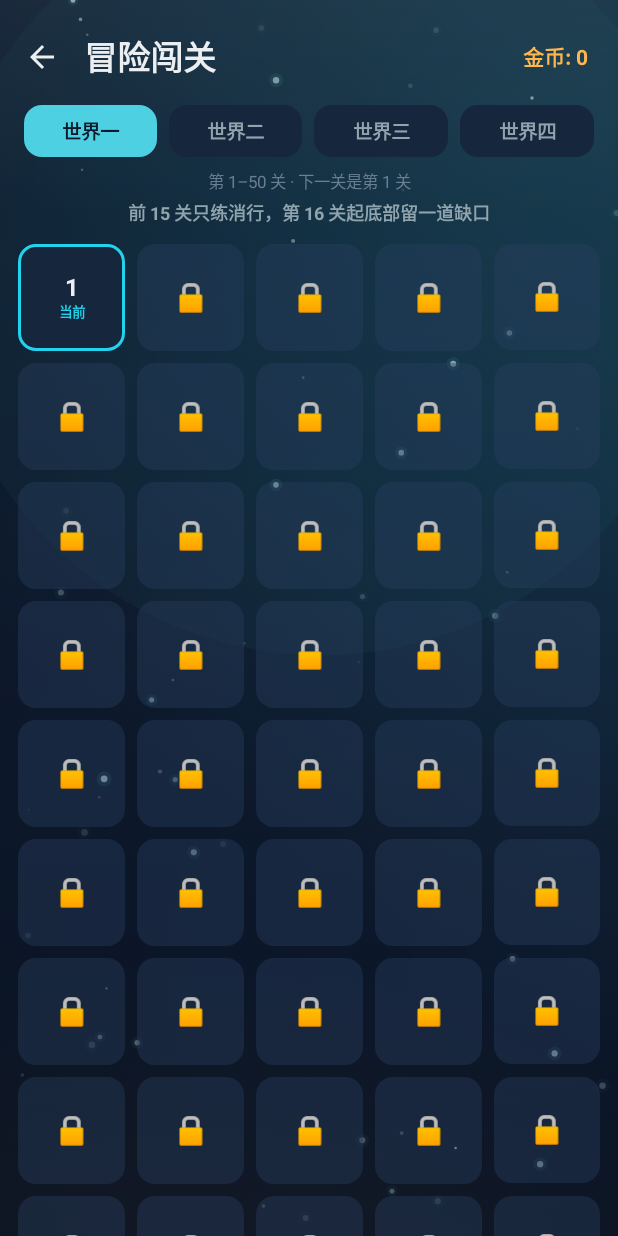
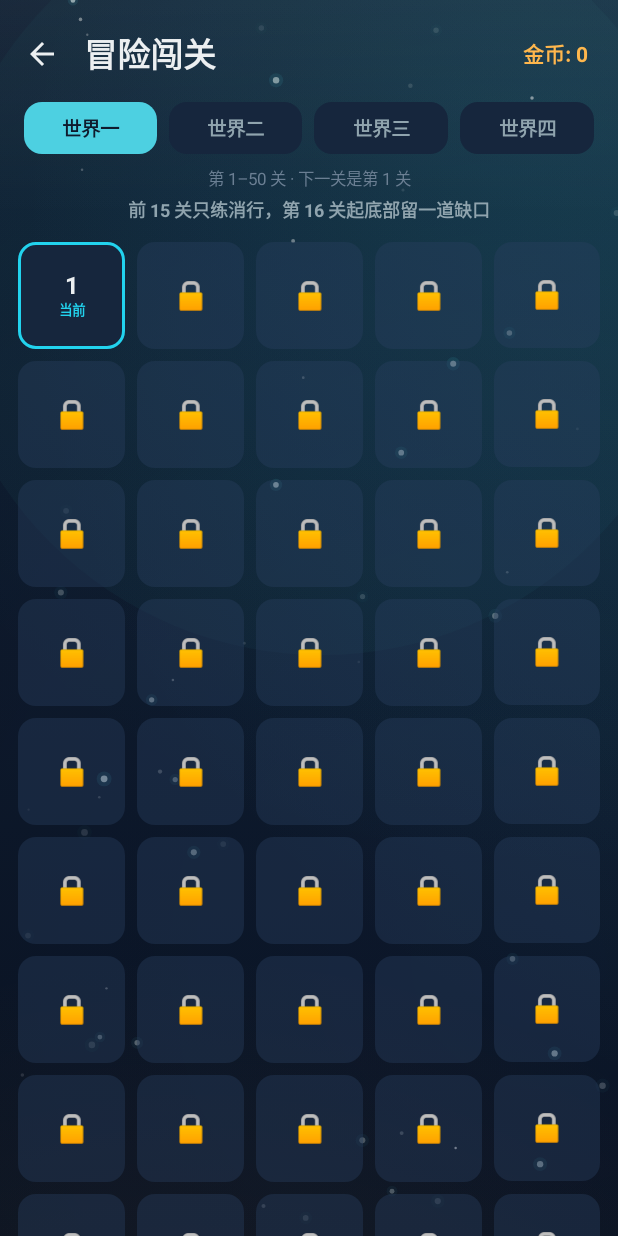
Before and after one commit to lizhongsheng168/TetrisGame, an Android app built with Jetpack Compose: the screen it shows after launch (MainActivity), after a tap on "冒险闯关", on a phone screen of 412 x 824 dp. Run offline under Robolectric (Android 15) with nearby library versions, the phone set to English and light mode, and no system bars; 2 other taps on this screen came first.

```diff
--- a/app/src/main/java/com/tetris/game/ui/components/TutorialOverlay.kt
+++ b/app/src/main/java/com/tetris/game/ui/components/TutorialOverlay.kt
@@ -85,6 +85,7 @@ fun TutorialOverlay(
     Box(
         modifier = Modifier
             .fillMaxSize()
+            .windowInsetsPadding(WindowInsets.safeDrawing)
             .background(Color.Black.copy(alpha = 0.62f))
             .clickable(indication = null, interactionSource = remember { MutableInteractionSource() }) {},
         contentAlignment = Alignment.Center
--- a/app/src/main/java/com/tetris/game/ui/screens/AdventureLevelScreen.kt
+++ b/app/src/main/java/com/tetris/game/ui/screens/AdventureLevelScreen.kt
@@ -66,11 +66,12 @@ fun AdventureLevelScreen(
         Column(
             modifier = Modifier
                 .fillMaxSize()
-                .windowInsetsPadding(WindowInsets.systemBars)
-                .padding(top = 6.dp)
+                .windowInsetsPadding(WindowInsets.safeDrawing)
+                .padding(top = 4.dp)
         ) {
             TopAppBar(
-                title = { Text("冒险闯关", color = theme.textPrimary, fontWeight = FontWeight.Bold) },
+                windowInsets = WindowInsets(0, 0, 0, 0),
+                title = { Text("冒险闯关", color = theme.textPrimary, fontWeight = FontWeight.Bold, maxLines = 1) },
                 navigationIcon = {
                     IconButton(onClick = onBack) {
                         Icon(Icons.AutoMirrored.Filled.ArrowBack, contentDescription = "返回", tint = theme.textPrimary)
@@ -112,7 +113,8 @@ fun AdventureLevelScreen(
                             fontWeight = FontWeight.Bold,
                             fontSize = 13.sp,
                             textAlign = TextAlign.Center,
-                            modifier = Modifier.padding(vertical = 8.dp).fillMaxWidth()
+                            modifier = Modifier.padding(vertical = 8.dp).fillMaxWidth(),
+                            maxLines = 1
                         )
                     }
                 }
@@ -137,7 +139,8 @@ fun AdventureLevelScreen(
                 fontSize = 12.sp,
                 fontWeight = FontWeight.Bold,
                 modifier = Modifier.fillMaxWidth().padding(horizontal = 16.dp),
-                textAlign = TextAlign.Center
+                textAlign = TextAlign.Center,
+                lineHeight = 16.sp
             )
             if (lockHint != null) {
                 Text(
--- a/app/src/main/java/com/tetris/game/ui/screens/HomeScreen.kt
+++ b/app/src/main/java/com/tetris/game/ui/screens/HomeScreen.kt
@@ -17,6 +17,7 @@ import androidx.compose.ui.Alignment
 import androidx.compose.ui.Modifier
 import androidx.compose.ui.graphics.Color
 import androidx.compose.ui.text.font.FontWeight
+import androidx.compose.ui.text.style.TextOverflow
 import androidx.compose.ui.unit.dp
 import androidx.compose.ui.unit.sp
 import com.tetris.game.data.SaveManager
@@ -49,7 +50,10 @@ fun HomeScreen(
         ParallaxBackground(theme = theme, driftEnabled = true)
         // 顶部：主题 + 设置（避开状态栏：insets + 额外下移，不与顶部图标重合；与对局喇叭同高对齐）
         Row(
-            modifier = Modifier.fillMaxWidth().windowInsetsPadding(WindowInsets.statusBars).padding(horizontal = 16.dp).padding(top = 12.dp).padding(vertical = 6.dp),
+            modifier = Modifier
+                .fillMaxWidth()
+                .windowInsetsPadding(WindowInsets.safeDrawing.only(WindowInsetsSides.Top + WindowInsetsSides.Horizontal))
+                .padding(horizontal = 16.dp, vertical = 8.dp),
             horizontalArrangement = Arrangement.End,
             verticalAlignment = Alignment.CenterVertically
         ) {
@@ -81,10 +85,10 @@ fun HomeScreen(
         Column(
             modifier = Modifier
                 .fillMaxSize()
-                .windowInsetsPadding(WindowInsets.systemBars)
+                .windowInsetsPadding(WindowInsets.safeDrawing)
                 .verticalScroll(rememberScrollState())
-                .padding(horizontal = 24.dp)
-                .padding(top = 64.dp, bottom = 16.dp),
+                .padding(horizontal = 20.dp)
+                .padding(top = 56.dp, bottom = 16.dp),
             horizontalAlignment = Alignment.CenterHorizontally,
             verticalArrangement = Arrangement.Center
         ) {
@@ -137,12 +141,12 @@ fun HomeScreen(
                 modifier = Modifier.fillMaxWidth()
             ) {
                 Row(
-                    modifier = Modifier.fillMaxWidth().padding(16.dp),
+                    modifier = Modifier.fillMaxWidth().padding(horizontal = 8.dp, vertical = 14.dp),
                     horizontalArrangement = Arrangement.SpaceEvenly
                 ) {
-                    StatItem("最高分", highScore.toString())
-                    StatItem("已通关", if (maxLevel > 0) ("第" + maxLevel + "关") else "未通关")
-                    StatItem("闯关金币", coins.toString())
+                    StatItem("最高分", highScore.toString(), Modifier.weight(1f))
+                    StatItem("已通关", if (maxLevel > 0) ("第" + maxLevel + "关") else "未通关", Modifier.weight(1f))
+                    StatItem("闯关金币", coins.toString(), Modifier.weight(1f))
                 }
             }
 
@@ -178,11 +182,11 @@ fun HomeScreen(
 }
 
 @Composable
-private fun StatItem(label: String, value: String) {
+private fun StatItem(label: String, value: String, modifier: Modifier = Modifier) {
     val theme = LocalAppTheme.current
-    Column(horizontalAlignment = Alignment.CenterHorizontally) {
-        Text(text = value, fontSize = 20.sp, fontWeight = FontWeight.Bold, color = theme.textPrimary)
-        Text(text = label, fontSize = 12.sp, color = theme.textSecondary, modifier = Modifier.padding(top = 4.dp))
+    Column(modifier = modifier, horizontalAlignment = Alignment.CenterHorizontally) {
+        Text(text = value, fontSize = 16.sp, fontWeight = FontWeight.Bold, color = theme.textPrimary, maxLines = 1, overflow = TextOverflow.Ellipsis)
+        Text(text = label, fontSize = 12.sp, color = theme.textSecondary, modifier = Modifier.padding(top = 4.dp), maxLines = 1, overflow = TextOverflow.Ellipsis)
     }
 }
 
@@ -194,11 +198,11 @@ private fun MainMenuButton(title: String, subtitle: String, accentColor: android
         color = theme.boardBackground,
         modifier = Modifier.fillMaxWidth().clickable(onClick = onClick)
     ) {
-        Row(modifier = Modifier.fillMaxWidth().padding(horizontal = 24.dp, vertical = 20.dp), verticalAlignment = Alignment.CenterVertically) {
+        Row(modifier = Modifier.fillMaxWidth().padding(horizontal = 20.dp, vertical = 18.dp), verticalAlignment = Alignment.CenterVertically) {
             Box(modifier = Modifier.size(12.dp).background(accentColor, RoundedCornerShape(6.dp)))
-            Column(modifier = Modifier.padding(start = 16.dp)) {
-                Text(text = title, fontSize = 22.sp, fontWeight = FontWeight.Bold, color = theme.textPrimary)
-                Text(text = subtitle, fontSize = 13.sp, color = theme.textSecondary, modifier = Modifier.padding(top = 4.dp))
+            Column(modifier = Modifier.weight(1f).padding(start = 16.dp)) {
+                Text(text = title, fontSize = 22.sp, fontWeight = FontWeight.Bold, color = theme.textPrimary, maxLines = 1)
+                Text(text = subtitle, fontSize = 13.sp, color = theme.textSecondary, modifier = Modifier.padding(top = 4.dp), lineHeight = 18.sp)
             }
         }
     }
--- a/app/src/main/java/com/tetris/game/ui/screens/LicenseScreen.kt
+++ b/app/src/main/java/com/tetris/game/ui/screens/LicenseScreen.kt
@@ -63,9 +63,9 @@ fun LicenseScreen(
         modifier = Modifier
             .fillMaxSize()
             .background(theme.gameBackground)
-            .windowInsetsPadding(WindowInsets.systemBars)
+            .windowInsetsPadding(WindowInsets.safeDrawing)
             .verticalScroll(rememberScrollState())
-            .padding(20.dp),
+            .padding(horizontal = 20.dp, vertical = 12.dp),
         contentAlignment = Alignment.Center
     ) {
         Column(
```
Also changed, not shown: app/build.gradle.kts (+8 -0 lines), app/src/main/java/com/tetris/game/ui/screens/GameScreen.kt (+88 -58 lines), app/src/main/java/com/tetris/game/ui/screens/SettingsScreen.kt (+9 -2 lines), 1 other file.
